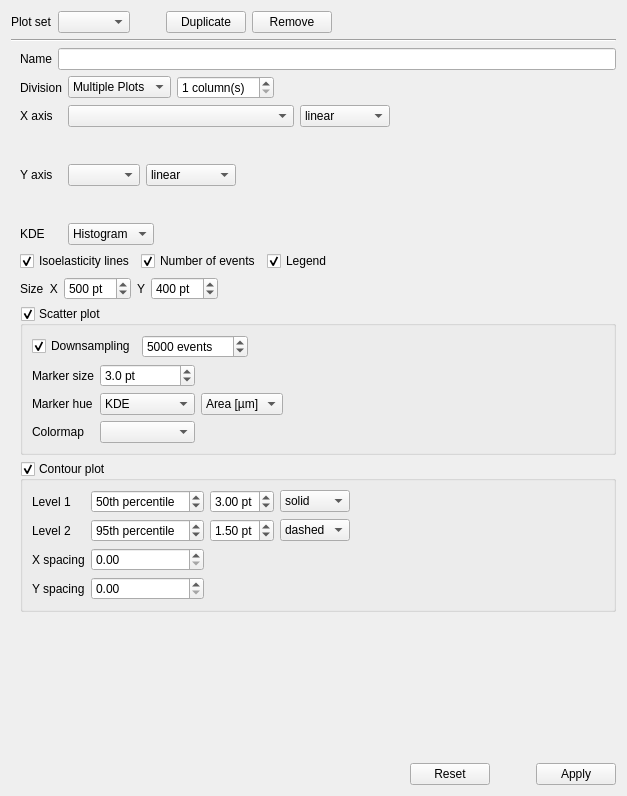
Old version of the form shapeout2/gui/analysis/ana_plot.ui in the repository ZELLMECHANIK-DRESDEN/ShapeOut2.
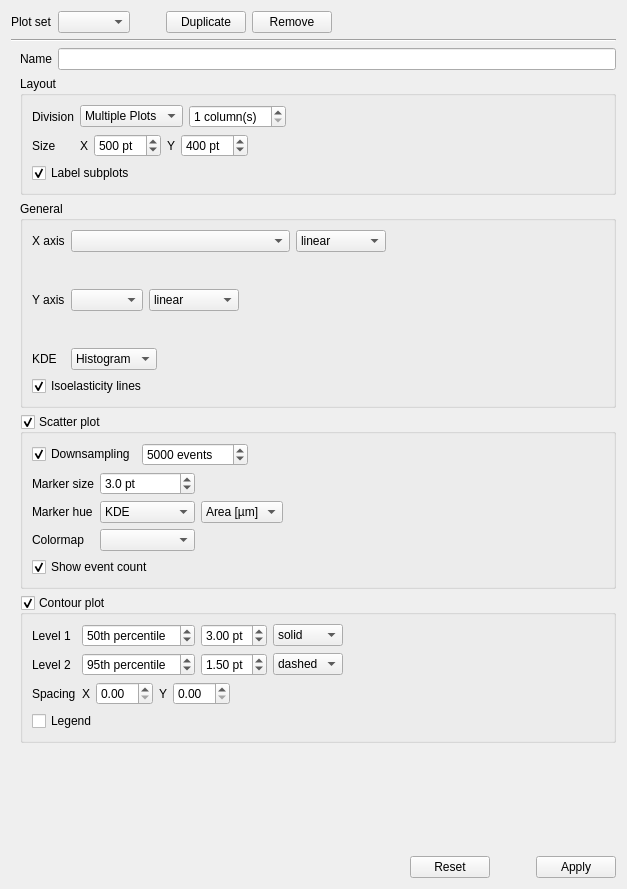
New version of the form. Custom widgets are drawn as their Qt base class.

```diff
--- a/shapeout2/gui/analysis/ana_plot.ui
+++ b/shapeout2/gui/analysis/ana_plot.ui
@@ -7,7 +7,7 @@
     <x>0</x>
     <y>0</y>
     <width>627</width>
-    <height>796</height>
+    <height>889</height>
    </rect>
   </property>
   <property name="windowTitle">
@@ -104,8 +104,224 @@
       </layout>
      </item>
      <item>
+      <widget class="QGroupBox" name="groupBox">
+       <property name="title">
+        <string>Layout</string>
+       </property>
+       <layout class="QVBoxLayout" name="verticalLayout_6">
+        <item>
+         <layout class="QGridLayout" name="gridLayout_5">
+          <property name="bottomMargin">
+           <number>0</number>
+          </property>
+          <item row="0" column="0">
+           <widget class="QLabel" name="label_3">
+            <property name="text">
+             <string>Division</string>
+            </property>
+           </widget>
+          </item>
+          <item row="0" column="1">
+           <layout class="QHBoxLayout" name="horizontalLayout_11">
+            <item>
+             <widget class="QComboBox" name="comboBox_division">
+              <item>
+               <property name="text">
+                <string>Multiple Plots</string>
+               </property>
+              </item>
+              <item>
+               <property name="text">
+                <string>Joint Plot</string>
+               </property>
+              </item>
+             </widget>
+            </item>
+            <item>
+             <widget class="QSpinBox" name="spinBox_column_count">
+              <property name="suffix">
+               <string> column(s)</string>
+              </property>
+              <property name="minimum">
+               <number>1</number>
+              </property>
+             </widget>
+            </item>
+            <item>
+             <spacer name="horizontalSpacer_13">
+              <property name="orientation">
+               <enum>Qt::Horizontal</enum>
+              </property>
+              <property name="sizeHint" stdset="0">
+               <size>
+                <width>0</width>
+                <height>20</height>
+               </size>
+              </property>
+             </spacer>
+            </item>
+           </layout>
+          </item>
+          <item row="1" column="0">
+           <widget class="QLabel" name="label_13">
+            <property name="text">
+             <string>Size</string>
+            </property>
+           </widget>
+          </item>
+          <item row="1" column="1">
+           <layout class="QHBoxLayout" name="horizontalLayout_12">
+            <item>
+             <widget class="QLabel" name="label_15">
+              <property name="text">
+               <string>X</string>
+              </property>
+             </widget>
+            </item>
+            <item>
+             <widget class="QSpinBox" name="spinBox_size_x">
+              <property name="suffix">
+               <string> pt</string>
+              </property>
+              <property name="minimum">
+               <number>100</number>
+              </property>
+              <property name="maximum">
+               <number>1000</number>
+              </property>
+              <property name="singleStep">
+               <number>50</number>
+              </property>
+              <property name="value">
+               <number>500</number>
+              </property>
+             </widget>
+            </item>
+            <item>
+             <widget class="QLabel" name="label_14">
+              <property name="text">
+               <string>Y</string>
+              </property>
+             </widget>
+            </item>
+            <item>
+             <widget class="QSpinBox" name="spinBox_size_y">
+              <property name="suffix">
+               <string> pt</string>
+              </property>
+              <property name="minimum">
+               <number>100</number>
+              </property>
+              <property name="maximum">
+               <number>1000</number>
+              </property>
+              <property name="singleStep">
+               <number>50</number>
+              </property>
+              <property name="value">
+               <number>400</number>
+              </property>
+             </widget>
+            </item>
+            <item>
+             <spacer name="horizontalSpacer_14">
+              <property name="orientation">
+               <enum>Qt::Horizontal</enum>
+              </property>
+              <property name="sizeHint" stdset="0">
+               <size>
+                <width>0</width>
+                <height>20</height>
+               </size>
+              </property>
+             </spacer>
+            </item>
+           </layout>
+          </item>
+         </layout>
+        </item>
+        <item>
+         <widget class="QCheckBox" name="checkBox_label_plots">
+          <property name="text">
+           <string>Label subplots</string>
+          </property>
+          <property name="checked">
+           <bool>true</bool>
+          </property>
+         </widget>
+        </item>
+       </layout>
+      </widget>
+     </item>
+     <item>
+      <widget class="QGroupBox" name="groupBox_2">
+       <property name="title">
+        <string>General</string>
+       </property>
+       <layout class="QVBoxLayout" name="verticalLayout_5">
+        <item>
       <layout class="QGridLayout" name="gridLayout">
-       <item row="5" column="0">
+          <item row="6" column="1">
+           <layout class="QHBoxLayout" name="horizontalLayout_10">
+            <item>
+             <widget class="QComboBox" name="comboBox_kde">
+              <item>
+               <property name="text">
+                <string>Histogram</string>
+               </property>
+              </item>
+             </widget>
+            </item>
+            <item>
+             <spacer name="horizontalSpacer_12">
+              <property name="orientation">
+               <enum>Qt::Horizontal</enum>
+              </property>
+              <property name="sizeHint" stdset="0">
+               <size>
+                <width>40</width>
+                <height>20</height>
+               </size>
+              </property>
+             </spacer>
+            </item>
+           </layout>
+          </item>
+          <item row="4" column="1">
+           <layout class="QHBoxLayout" name="horizontalLayout_8">
+            <item>
+             <widget class="QComboBox" name="comboBox_axis_y"/>
+            </item>
+            <item>
+             <widget class="QComboBox" name="comboBox_scale_y">
+              <item>
+               <property name="text">
+                <string>linear</string>
+               </property>
+              </item>
+              <item>
+               <property name="text">
+                <string>logarithmic</string>
+               </property>
+              </item>
+             </widget>
+            </item>
+            <item>
+             <spacer name="horizontalSpacer_11">
+              <property name="orientation">
+               <enum>Qt::Horizontal</enum>
+              </property>
+              <property name="sizeHint" stdset="0">
+               <size>
+                <width>0</width>
+                <height>20</height>
+               </size>
+              </property>
+             </spacer>
+            </item>
+           </layout>
+          </item>
+          <item row="6" column="0">
         <widget class="QLabel" name="label_9">
          <property name="toolTip">
           <string>Kernel Density Estimator</string>
@@ -115,7 +331,7 @@
          </property>
         </widget>
        </item>
-       <item row="1" column="1">
+          <item row="2" column="1">
         <layout class="QHBoxLayout" name="horizontalLayout_7">
          <property name="rightMargin">
           <number>0</number>
@@ -159,48 +375,7 @@
          </item>
         </layout>
        </item>
-       <item row="1" column="0">
-        <widget class="QLabel" name="label_6">
-         <property name="text">
-          <string>X axis</string>
-         </property>
-        </widget>
-       </item>
-       <item row="3" column="1">
-        <layout class="QHBoxLayout" name="horizontalLayout_8">
-         <item>
-          <widget class="QComboBox" name="comboBox_axis_y"/>
-         </item>
-         <item>
-          <widget class="QComboBox" name="comboBox_scale_y">
-           <item>
-            <property name="text">
-             <string>linear</string>
-            </property>
-           </item>
-           <item>
-            <property name="text">
-             <string>logarithmic</string>
-            </property>
-           </item>
-          </widget>
-         </item>
-         <item>
-          <spacer name="horizontalSpacer_11">
-           <property name="orientation">
-            <enum>Qt::Horizontal</enum>
-           </property>
-           <property name="sizeHint" stdset="0">
-            <size>
-             <width>0</width>
-             <height>20</height>
-            </size>
-           </property>
-          </spacer>
-         </item>
-        </layout>
-       </item>
-       <item row="3" column="0">
+          <item row="4" column="0">
         <widget class="QLabel" name="label_7">
          <property name="text">
           <string>Y axis</string>
@@ -208,42 +383,6 @@
         </widget>
        </item>
        <item row="5" column="1">
-        <layout class="QHBoxLayout" name="horizontalLayout_10">
-         <item>
-          <widget class="QComboBox" name="comboBox_kde">
-           <item>
-            <property name="text">
-             <string>Histogram</string>
-            </property>
-           </item>
-          </widget>
-         </item>
-         <item>
-          <spacer name="horizontalSpacer_12">
-           <property name="orientation">
-            <enum>Qt::Horizontal</enum>
-           </property>
-           <property name="sizeHint" stdset="0">
-            <size>
-             <width>40</width>
-             <height>20</height>
-            </size>
-           </property>
-          </spacer>
-         </item>
-        </layout>
-       </item>
-       <item row="2" column="1">
-        <widget class="RangeControl" name="widget_range_x" native="true">
-         <property name="minimumSize">
-          <size>
-           <width>0</width>
-           <height>25</height>
-          </size>
-         </property>
-        </widget>
-       </item>
-       <item row="4" column="1">
         <widget class="RangeControl" name="widget_range_y" native="true">
          <property name="minimumSize">
           <size>
@@ -253,53 +392,22 @@
          </property>
         </widget>
        </item>
-       <item row="0" column="0">
-        <widget class="QLabel" name="label_3">
-         <property name="text">
-          <string>Division</string>
-         </property>
-        </widget>
-       </item>
-       <item row="0" column="1">
-        <layout class="QHBoxLayout" name="horizontalLayout_11">
-         <item>
-          <widget class="QComboBox" name="comboBox_division">
-           <item>
-            <property name="text">
-             <string>Multiple Plots</string>
-            </property>
-           </item>
-           <item>
-            <property name="text">
-             <string>Joint Plot</string>
-            </property>
-           </item>
-          </widget>
-         </item>
-         <item>
-          <widget class="QSpinBox" name="spinBox_column_count">
-           <property name="suffix">
-            <string> column(s)</string>
-           </property>
-           <property name="minimum">
-            <number>1</number>
-           </property>
-          </widget>
-         </item>
-         <item>
-          <spacer name="horizontalSpacer_13">
-           <property name="orientation">
-            <enum>Qt::Horizontal</enum>
-           </property>
-           <property name="sizeHint" stdset="0">
+          <item row="3" column="1">
+           <widget class="RangeControl" name="widget_range_x" native="true">
+            <property name="minimumSize">
             <size>
              <width>0</width>
-             <height>20</height>
-            </size>
-           </property>
-          </spacer>
-         </item>
-        </layout>
+              <height>25</height>
+             </size>
+            </property>
+           </widget>
+          </item>
+          <item row="2" column="0">
+           <widget class="QLabel" name="label_6">
+            <property name="text">
+             <string>X axis</string>
+            </property>
+           </widget>
        </item>
       </layout>
      </item>
@@ -315,26 +423,6 @@
          </property>
         </widget>
        </item>
-       <item>
-        <widget class="QCheckBox" name="checkBox_event_count">
-         <property name="text">
-          <string>Number of events</string>
-         </property>
-         <property name="checked">
-          <bool>true</bool>
-         </property>
-        </widget>
-       </item>
-       <item>
-        <widget class="QCheckBox" name="checkBox_legend">
-         <property name="text">
-          <string>Legend</string>
-         </property>
-         <property name="checked">
-          <bool>true</bool>
-         </property>
-        </widget>
-       </item>
        <item>
         <spacer name="horizontalSpacer_5">
          <property name="orientation">
@@ -350,74 +438,8 @@
        </item>
       </layout>
      </item>
-     <item>
-      <layout class="QHBoxLayout" name="horizontalLayout_5">
-       <item>
-        <widget class="QLabel" name="label_13">
-         <property name="text">
-          <string>Size  X</string>
-         </property>
-        </widget>
-       </item>
-       <item>
-        <widget class="QSpinBox" name="spinBox_size_x">
-         <property name="suffix">
-          <string> pt</string>
-         </property>
-         <property name="minimum">
-          <number>100</number>
-         </property>
-         <property name="maximum">
-          <number>1000</number>
-         </property>
-         <property name="singleStep">
-          <number>50</number>
-         </property>
-         <property name="value">
-          <number>500</number>
-         </property>
-        </widget>
-       </item>
-       <item>
-        <widget class="QLabel" name="label_14">
-         <property name="text">
-          <string>Y</string>
-         </property>
-        </widget>
-       </item>
-       <item>
-        <widget class="QSpinBox" name="spinBox_size_y">
-         <property name="suffix">
-          <string> pt</string>
-         </property>
-         <property name="minimum">
-          <number>100</number>
-         </property>
-         <property name="maximum">
-          <number>1000</number>
-         </property>
-         <property name="singleStep">
-          <number>50</number>
-         </property>
-         <property name="value">
-          <number>400</number>
-         </property>
-        </widget>
-       </item>
-       <item>
-        <spacer name="horizontalSpacer_8">
-         <property name="orientation">
-          <enum>Qt::Horizontal</enum>
-         </property>
-         <property name="sizeHint" stdset="0">
-          <size>
-           <width>0</width>
-           <height>20</height>
-          </size>
-         </property>
-        </spacer>
-       </item>
-      </layout>
+       </layout>
+      </widget>
      </item>
      <item>
       <widget class="QGroupBox" name="groupBox_scatter">
@@ -427,7 +449,7 @@
        <property name="checkable">
         <bool>true</bool>
        </property>
-       <layout class="QVBoxLayout" name="verticalLayout_3" stretch="0,0">
+       <layout class="QVBoxLayout" name="verticalLayout_3" stretch="0,0,0">
         <property name="sizeConstraint">
          <enum>QLayout::SetDefaultConstraint</enum>
         </property>
@@ -570,6 +592,16 @@
           </item>
          </layout>
         </item>
+        <item>
+         <widget class="QCheckBox" name="checkBox_event_count">
+          <property name="text">
+           <string>Show event count</string>
+          </property>
+          <property name="checked">
+           <bool>true</bool>
+          </property>
+         </widget>
+        </item>
        </layout>
       </widget>
      </item>
@@ -590,57 +622,19 @@
           <property name="bottomMargin">
            <number>0</number>
           </property>
-          <item row="1" column="4">
-           <spacer name="horizontalSpacer_7">
-            <property name="orientation">
-             <enum>Qt::Horizontal</enum>
-            </property>
-            <property name="sizeHint" stdset="0">
-             <size>
-              <width>0</width>
-              <height>20</height>
-             </size>
-            </property>
-           </spacer>
-          </item>
-          <item row="1" column="3">
-           <widget class="QComboBox" name="comboBox_ls_1">
-            <property name="currentIndex">
-             <number>0</number>
-            </property>
-            <item>
+          <item row="1" column="0">
+           <widget class="QLabel" name="label_10">
              <property name="text">
-              <string>solid</string>
-             </property>
-            </item>
-            <item>
-             <property name="text">
-              <string>dashed</string>
-             </property>
-            </item>
-           </widget>
-          </item>
-          <item row="3" column="1">
-           <widget class="QDoubleSpinBox" name="doubleSpinBox_spacing_x"/>
-          </item>
-          <item row="2" column="3">
-           <widget class="QComboBox" name="comboBox_ls_2">
-            <property name="currentIndex">
-             <number>1</number>
-            </property>
-            <item>
-             <property name="text">
-              <string>solid</string>
-             </property>
-            </item>
-            <item>
-             <property name="text">
-              <string>dashed</string>
-             </property>
-            </item>
+             <string>Level 1</string>
+            </property>
            </widget>
           </item>
           <item row="1" column="1">
+           <layout class="QHBoxLayout" name="horizontalLayout_13">
+            <property name="rightMargin">
+             <number>0</number>
+            </property>
+            <item>
            <widget class="QDoubleSpinBox" name="doubleSpinBox_perc_1">
             <property name="prefix">
              <string/>
@@ -656,7 +650,7 @@
             </property>
            </widget>
           </item>
-          <item row="1" column="2">
+            <item>
            <widget class="QDoubleSpinBox" name="doubleSpinBox_lw_1">
             <property name="suffix">
              <string> pt</string>
@@ -675,6 +669,25 @@
             </property>
            </widget>
           </item>
+            <item>
+             <widget class="QComboBox" name="comboBox_ls_1">
+              <property name="currentIndex">
+               <number>0</number>
+              </property>
+              <item>
+               <property name="text">
+                <string>solid</string>
+               </property>
+              </item>
+              <item>
+               <property name="text">
+                <string>dashed</string>
+               </property>
+              </item>
+             </widget>
+            </item>
+           </layout>
+          </item>
           <item row="2" column="0">
            <widget class="QLabel" name="label_11">
             <property name="text">
@@ -682,24 +695,9 @@
             </property>
            </widget>
           </item>
-          <item row="4" column="0">
-           <widget class="QLabel" name="label_12">
-            <property name="text">
-             <string>Y spacing</string>
-            </property>
-           </widget>
-          </item>
-          <item row="3" column="0">
-           <widget class="QLabel" name="label_5">
-            <property name="text">
-             <string>X spacing</string>
-            </property>
-           </widget>
-          </item>
-          <item row="4" column="1">
-           <widget class="QDoubleSpinBox" name="doubleSpinBox_spacing_y"/>
-          </item>
           <item row="2" column="1">
+           <layout class="QHBoxLayout" name="horizontalLayout_14">
+            <item>
            <widget class="QDoubleSpinBox" name="doubleSpinBox_perc_2">
             <property name="suffix">
              <string>th percentile</string>
@@ -712,14 +710,7 @@
             </property>
            </widget>
           </item>
-          <item row="1" column="0">
-           <widget class="QLabel" name="label_10">
-            <property name="text">
-             <string>Level 1</string>
-            </property>
-           </widget>
-          </item>
-          <item row="2" column="2">
+            <item>
            <widget class="QDoubleSpinBox" name="doubleSpinBox_lw_2">
             <property name="suffix">
              <string> pt</string>
@@ -738,7 +729,93 @@
             </property>
            </widget>
           </item>
-         </layout>
+            <item>
+             <widget class="QComboBox" name="comboBox_ls_2">
+              <property name="currentIndex">
+               <number>1</number>
+              </property>
+              <item>
+               <property name="text">
+                <string>solid</string>
+               </property>
+              </item>
+              <item>
+               <property name="text">
+                <string>dashed</string>
+               </property>
+              </item>
+             </widget>
+            </item>
+           </layout>
+          </item>
+          <item row="3" column="1">
+           <layout class="QHBoxLayout" name="horizontalLayout_15">
+            <item>
+             <widget class="QLabel" name="label_16">
+              <property name="text">
+               <string>X</string>
+              </property>
+             </widget>
+            </item>
+            <item>
+             <widget class="QDoubleSpinBox" name="doubleSpinBox_spacing_x"/>
+            </item>
+            <item>
+             <widget class="QLabel" name="label_17">
+              <property name="text">
+               <string>Y</string>
+              </property>
+             </widget>
+            </item>
+            <item>
+             <widget class="QDoubleSpinBox" name="doubleSpinBox_spacing_y"/>
+            </item>
+            <item>
+             <spacer name="horizontalSpacer_15">
+              <property name="orientation">
+               <enum>Qt::Horizontal</enum>
+              </property>
+              <property name="sizeHint" stdset="0">
+               <size>
+                <width>0</width>
+                <height>20</height>
+               </size>
+              </property>
+             </spacer>
+            </item>
+           </layout>
+          </item>
+          <item row="3" column="0">
+           <widget class="QLabel" name="label_5">
+            <property name="text">
+             <string>Spacing</string>
+            </property>
+           </widget>
+          </item>
+          <item row="1" column="5">
+           <spacer name="horizontalSpacer_7">
+            <property name="orientation">
+             <enum>Qt::Horizontal</enum>
+            </property>
+            <property name="sizeHint" stdset="0">
+             <size>
+              <width>0</width>
+              <height>20</height>
+             </size>
+            </property>
+           </spacer>
+          </item>
+         </layout>
+        </item>
+        <item>
+         <widget class="QCheckBox" name="checkBox_legend">
+          <property name="text">
+           <string>Legend</string>
+          </property>
+          <property name="checked">
+           <bool>false</bool>
+          </property>
+         </widget>
         </item>
        </layout>
       </widget>
```
Left out of the diff: 19 changed lines with no effect on the pictures. Lines whose indentation alone changed are shown as unchanged.
